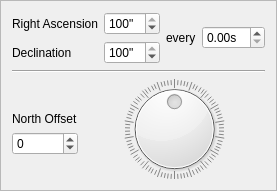
Above: qt5/guiderparameters.ui from EthanChappel/Ecliptic before the change. Below: the same form after it.
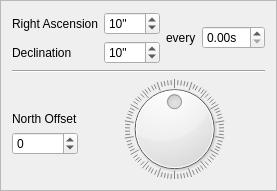
That is the form after the change.

Commit message: Change defaults of Right Ascension and Declination SpinBoxes

Diff of the .ui file:
```diff
--- a/qt5/guiderparameters.ui
+++ b/qt5/guiderparameters.ui
@@ -71,7 +71,7 @@
           <number>100</number>
          </property>
          <property name="value">
-          <number>100</number>
+          <number>10</number>
          </property>
         </widget>
        </item>
@@ -94,7 +94,7 @@
           <number>100</number>
          </property>
          <property name="value">
-          <number>100</number>
+          <number>10</number>
          </property>
         </widget>
        </item>
```
The commit also changes 1 other file.
